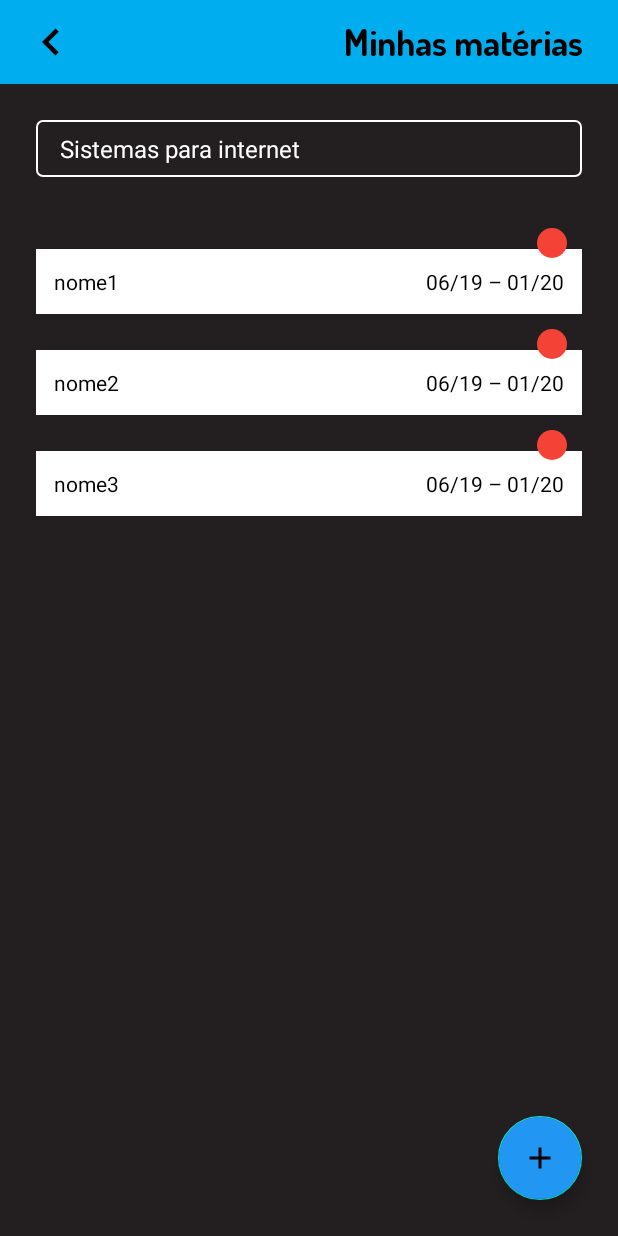
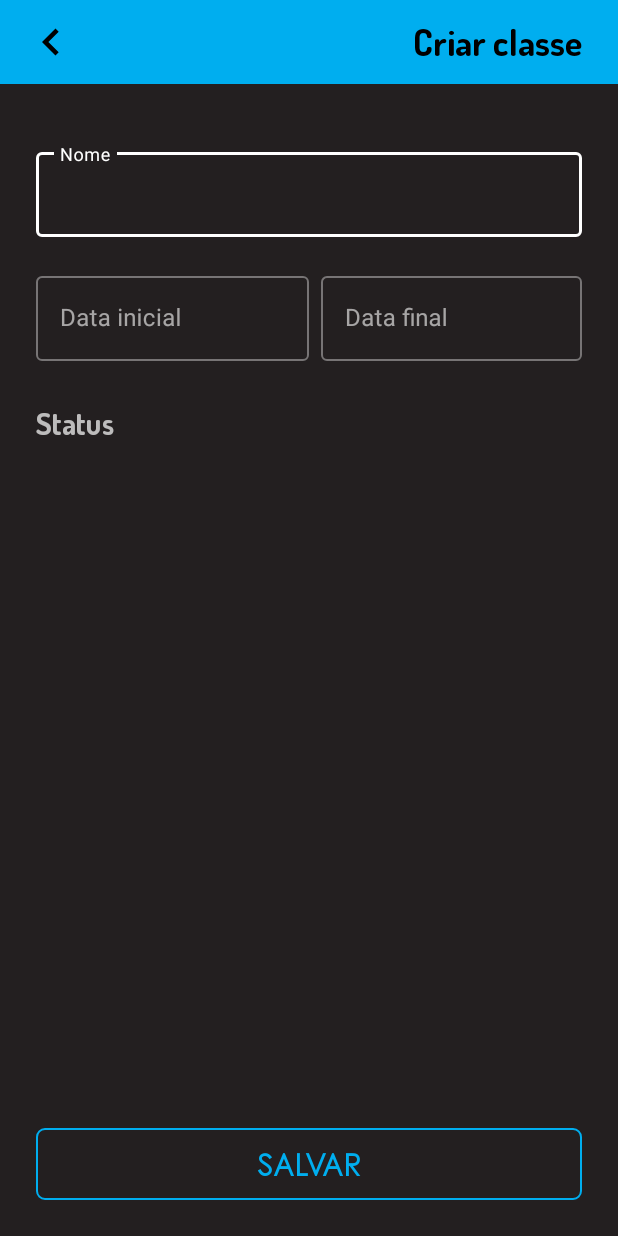
Before and after one commit to tiagomnunes89/vidacademica, an Android app: the screen it shows after launch (ListMySubjectsActivity before the commit, activity_create_class after it), on a phone screen of 412 x 824 dp. Run offline under Robolectric (Android 15) with nearby library versions, the light colour scheme and no system bars; our stand-ins replace data binding.

Commit message:
Activity criar class e content do criar class criados

```diff
--- a/app/src/main/AndroidManifest.xml
+++ b/app/src/main/AndroidManifest.xml
@@ -2,9 +2,10 @@
 <manifest xmlns:android="http://schemas.android.com/apk/res/android"
     xmlns:dist="http://schemas.android.com/apk/distribution"
     package="online.vidacademica">
+
     <dist:module dist:instant="true" />
+
     <uses-permission android:name="android.permission.INTERNET" />
-
 
     <application
         android:allowBackup="true"
@@ -14,27 +15,21 @@
         android:supportsRtl="true"
         android:theme="@style/AppTheme"
         android:usesCleartextTraffic="true">
-
-        <activity android:name=".view.ui.ListMySubjectsActivity">
+        <activity android:name=".activity_create_class">
             <intent-filter>
                 <action android:name="android.intent.action.MAIN" />
 
                 <category android:name="android.intent.category.LAUNCHER" />
             </intent-filter>
         </activity>
+        <activity android:name=".view.ui.ListMySubjectsActivity">
 
-
-
+        </activity>
         <activity
             android:name=".view.ui.ListMyCoursesActivity"
             android:label="Meus Cursos"
-            android:theme="@style/AppTheme.NoActionBar" >
-
-        </activity>
-
-        <activity android:name=".view.ui.PreLoginActivity">
-
-        </activity>
+            android:theme="@style/AppTheme.NoActionBar"></activity>
+        <activity android:name=".view.ui.PreLoginActivity"></activity>
         <activity
             android:name=".view.ui.CreateCourseActivity"
             android:label="@string/title_activity_create_course"
@@ -56,4 +51,4 @@
             android:configChanges="orientation|screenSize" />
     </application>
 
-    </manifest>
+</manifest>
--- /dev/null
+++ b/app/src/main/java/online/vidacademica/activity_create_class.java
@@ -0,0 +1,14 @@
+package online.vidacademica;
+
+import androidx.appcompat.app.AppCompatActivity;
+
+import android.os.Bundle;
+
+public class activity_create_class extends AppCompatActivity {
+
+    @Override
+    protected void onCreate(Bundle savedInstanceState) {
+        super.onCreate(savedInstanceState);
+        setContentView(R.layout.activity_create_class);
+    }
+}
--- /dev/null
+++ b/app/src/main/res/layout/activity_create_class.xml
@@ -0,0 +1,69 @@
+<?xml version="1.0" encoding="utf-8"?>
+<layout xmlns:android="http://schemas.android.com/apk/res/android"
+    xmlns:app="http://schemas.android.com/apk/res-auto"
+    xmlns:tools="http://schemas.android.com/tools"
+    tools:context=".presentation.CreateCourseActivity">
+
+    <data>
+
+    </data>
+
+    <androidx.constraintlayout.widget.ConstraintLayout
+        android:layout_width="match_parent"
+        android:layout_height="match_parent"
+        android:fillViewport="true"
+        android:orientation="vertical">
+
+        <LinearLayout
+            android:id="@+id/toolbar_create_class"
+            android:layout_width="match_parent"
+            android:layout_height="?attr/actionBarSize"
+            android:background="?attr/colorPrimaryDark"
+            app:layout_constraintTop_toTopOf="parent">
+
+            <ImageView
+                android:id="@+id/image_view_back"
+                android:layout_width="wrap_content"
+                android:layout_height="wrap_content"
+                android:layout_gravity="center_vertical"
+                android:layout_marginStart="@dimen/short_size"
+                android:contentDescription="@string/arrow_to_back"
+                android:src="@drawable/ic_turn_back_black_24dp" />
+
+            <TextView
+                android:layout_width="match_parent"
+                android:layout_height="wrap_content"
+                android:layout_gravity="end|center_vertical"
+                android:layout_marginEnd="@dimen/default_size"
+                android:fontFamily="@font/dosis_bold"
+                android:gravity="end"
+                android:text="@string/title_create_class"
+                android:textColor="@android:color/black"
+                android:textSize="@dimen/font_primary_title" />
+
+        </LinearLayout>
+
+        <include
+            android:id="@+id/layout_create_class_content"
+            layout="@layout/content_create_class"
+            android:layout_width="match_parent"
+            android:layout_height="0dp"
+            android:layout_marginBottom="@dimen/short_size"
+            app:layout_constraintBottom_toTopOf="@id/btn_save_class"
+            app:layout_constraintTop_toBottomOf="@id/toolbar_create_class" />
+
+        <Button
+            android:id="@+id/btn_save_class"
+            style="@style/AppTheme.Button.Blue"
+            android:layout_width="match_parent"
+            android:layout_height="wrap_content"
+            android:layout_marginStart="@dimen/default_size"
+            android:layout_marginEnd="@dimen/default_size"
+            android:layout_marginBottom="@dimen/default_size"
+            android:text="@string/save"
+            app:layout_constraintBottom_toBottomOf="parent"
+            app:layout_constraintEnd_toEndOf="parent"
+            app:layout_constraintStart_toStartOf="parent" />
+
+    </androidx.constraintlayout.widget.ConstraintLayout>
+</layout>
--- /dev/null
+++ b/app/src/main/res/layout/content_create_class.xml
@@ -0,0 +1,117 @@
+<?xml version="1.0" encoding="utf-8"?>
+<layout xmlns:android="http://schemas.android.com/apk/res/android"
+    xmlns:app="http://schemas.android.com/apk/res-auto"
+    xmlns:tools="http://schemas.android.com/tools"
+    tools:context=".presentation.CreateCourseActivity">
+
+    <ScrollView
+        android:layout_width="match_parent"
+        android:layout_height="match_parent"
+        android:fillViewport="true"
+        app:layout_constraintEnd_toEndOf="parent">
+
+        <androidx.constraintlayout.widget.ConstraintLayout
+            android:layout_width="match_parent"
+            android:layout_height="wrap_content">
+
+            <com.google.android.material.textfield.TextInputLayout
+                android:id="@+id/text_input_name_class"
+                style="@style/Widget.MaterialComponents.TextInputLayout.OutlinedBox"
+                android:layout_width="match_parent"
+                android:layout_height="wrap_content"
+                android:layout_marginStart="@dimen/default_size"
+                android:layout_marginTop="40dp"
+                android:layout_marginEnd="24dp"
+                android:layout_marginBottom="@dimen/default_size"
+                android:layout_weight="1"
+                app:errorEnabled="true"
+                app:layout_constraintTop_toTopOf="parent">
+
+                <com.google.android.material.textfield.TextInputEditText
+                    android:layout_width="match_parent"
+                    android:layout_height="wrap_content"
+                    android:backgroundTint="@android:color/white"
+                    android:hint="@string/name"
+                    android:inputType="textPersonName"
+                    android:textColor="@android:color/white"
+                    android:textColorHint="@android:color/white"
+                    app:layout_constraintTop_toTopOf="parent" />
+
+            </com.google.android.material.textfield.TextInputLayout>
+
+            <LinearLayout
+                android:id="@+id/linear_layout_start_final_date"
+                android:layout_width="match_parent"
+                android:layout_height="wrap_content"
+                android:baselineAligned="false"
+                android:orientation="horizontal"
+                android:paddingStart="@dimen/default_size"
+                android:paddingEnd="@dimen/default_size"
+                app:layout_constraintEnd_toEndOf="parent"
+                app:layout_constraintStart_toStartOf="parent"
+                app:layout_constraintTop_toBottomOf="@+id/text_input_name_class">
+
+                <com.google.android.material.textfield.TextInputLayout
+                    android:id="@+id/text_input_dt_start_class"
+                    style="@style/Widget.MaterialComponents.TextInputLayout.OutlinedBox"
+                    android:layout_width="match_parent"
+                    android:layout_height="wrap_content"
+                    android:layout_weight="1"
+                    app:errorEnabled="true">
+
+                    <com.google.android.material.textfield.TextInputEditText
+                        android:id="@+id/input_start_date"
+                        android:layout_width="match_parent"
+                        android:layout_height="wrap_content"
+                        android:focusable="false"
+                        android:hint="@string/initial_date"
+                        android:inputType="none" />
+
+                </com.google.android.material.textfield.TextInputLayout>
+
+                <com.google.android.material.textfield.TextInputLayout
+                    android:id="@+id/text_input_dt_final_class"
+                    style="@style/Widget.MaterialComponents.TextInputLayout.OutlinedBox"
+                    android:layout_width="match_parent"
+                    android:layout_height="wrap_content"
+                    android:layout_marginStart="@dimen/little_size"
+                    android:layout_weight="1"
+                    app:errorEnabled="true">
+
+                    <com.google.android.material.textfield.TextInputEditText
+                        android:id="@+id/input_final_date"
+                        android:layout_width="match_parent"
+                        android:layout_height="wrap_content"
+                        android:focusable="false"
+                        android:hint="@string/final_date"
+                        android:inputType="none" />
+
+                </com.google.android.material.textfield.TextInputLayout>
+            </LinearLayout>
+
+            <TextView
+                android:id="@+id/text_view_status_course"
+                android:layout_width="wrap_content"
+                android:layout_height="wrap_content"
+                android:layout_marginStart="@dimen/default_size"
+                android:layout_marginTop="@dimen/little_size"
+                android:fontFamily="@font/dosis_bold"
+                android:text="@string/status"
+                android:textSize="@dimen/font_normal_text"
+                android:textStyle="bold"
+                app:layout_constraintStart_toStartOf="parent"
+                app:layout_constraintTop_toBottomOf="@+id/linear_layout_start_final_date" />
+
+            <Spinner
+                android:id="@+id/input_status_course"
+                android:layout_width="match_parent"
+                android:layout_height="wrap_content"
+                android:layout_marginStart="@dimen/default_size"
+                android:layout_marginTop="30dp"
+                android:layout_marginEnd="@dimen/default_size"
+                android:layout_marginBottom="@dimen/short_size"
+                android:background="@drawable/course_spinner_border_input"
+                app:layout_constraintTop_toTopOf="@+id/text_view_status_course" />
+        </androidx.constraintlayout.widget.ConstraintLayout>
+    </ScrollView>
+</layout>
--- a/app/src/main/res/values/strings.xml
+++ b/app/src/main/res/values/strings.xml
@@ -54,4 +54,5 @@
     <string name="icon_description">App icon</string>
     <string name="status">Status</string>
     <string name="red_ball">Red ball</string>
+    <string name="title_create_class">Criar classe</string>
 </resources>
```
